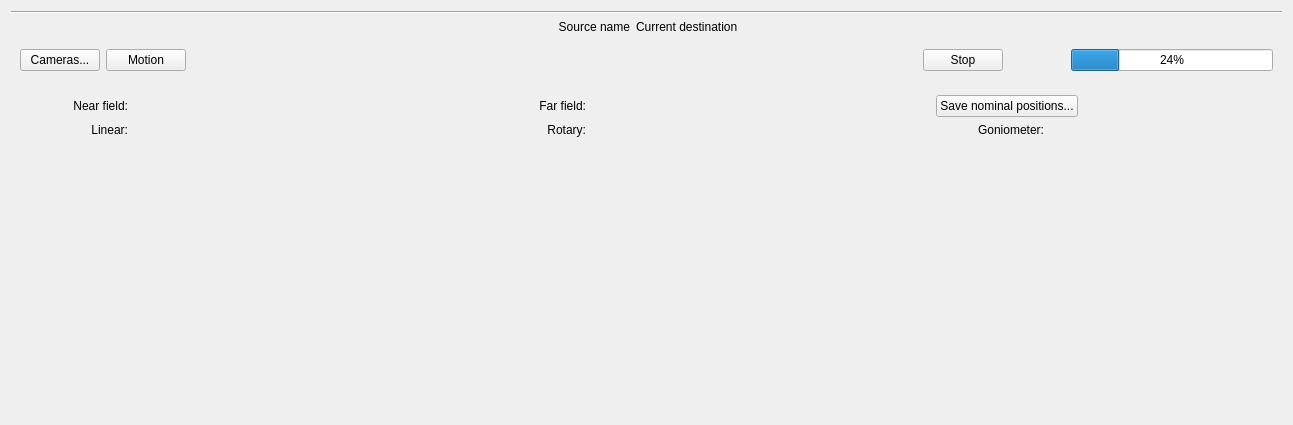
First picture: the form in btms_ui/ui/btms-source.ui, repository pcdshub/btms-ui, before the edit.
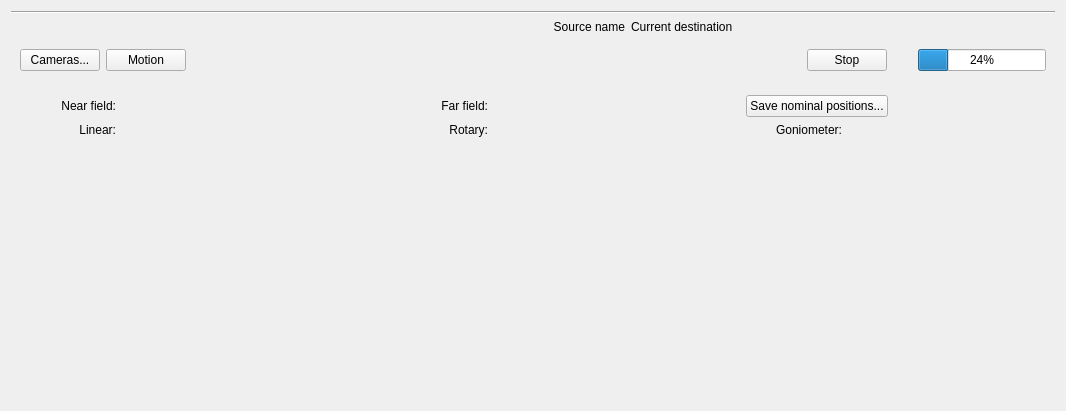
Second picture: the form after the edit. Custom widgets are drawn as their Qt base class.

Commit message: ENH: show expert screen; hide clear error

Patch:
```diff
--- a/btms_ui/ui/btms-source.ui
+++ b/btms_ui/ui/btms-source.ui
@@ -6,8 +6,8 @@
    <rect>
     <x>0</x>
     <y>0</y>
-    <width>1293</width>
-    <height>425</height>
+    <width>1066</width>
+    <height>411</height>
    </rect>
   </property>
   <property name="sizePolicy">
@@ -26,50 +26,7 @@
    <string>Form</string>
   </property>
   <layout class="QGridLayout" name="source_layout">
-   <item row="0" column="0" colspan="6">
-    <widget class="Line" name="line">
-     <property name="orientation">
-      <enum>Qt::Horizontal</enum>
-     </property>
-    </widget>
-   </item>
-   <item row="1" column="0" colspan="3">
-    <layout class="QHBoxLayout" name="source_and_validity_layout">
-     <item alignment="Qt::AlignLeft">
-      <widget class="BtmsSourceValidWidget" name="valid_widget">
-       <property name="sizePolicy">
-        <sizepolicy hsizetype="MinimumExpanding" vsizetype="Preferred">
-         <horstretch>0</horstretch>
-         <verstretch>0</verstretch>
-        </sizepolicy>
-       </property>
-       <property name="frameShape">
-        <enum>QFrame::NoFrame</enum>
-       </property>
-       <property name="frameShadow">
-        <enum>QFrame::Raised</enum>
-       </property>
-      </widget>
-     </item>
-     <item>
-      <widget class="QLabel" name="source_name_label">
-       <property name="sizePolicy">
-        <sizepolicy hsizetype="Preferred" vsizetype="Maximum">
-         <horstretch>0</horstretch>
-         <verstretch>0</verstretch>
-        </sizepolicy>
-       </property>
-       <property name="text">
-        <string>Source name</string>
-       </property>
-       <property name="alignment">
-        <set>Qt::AlignRight|Qt::AlignTrailing|Qt::AlignVCenter</set>
-       </property>
-      </widget>
-     </item>
-    </layout>
-   </item>
-   <item row="5" column="0" colspan="6">
+   <item row="5" column="0" colspan="7">
     <widget class="QFrame" name="motor_frame">
      <property name="frameShape">
       <enum>QFrame::NoFrame</enum>
@@ -571,26 +528,10 @@
      </layout>
     </widget>
    </item>
-   <item row="2" column="3">
-    <widget class="BtmsLaserDestinationChoice" name="target_dest_widget">
-     <property name="frameShape">
-      <enum>QFrame::NoFrame</enum>
-     </property>
-     <property name="frameShadow">
-      <enum>QFrame::Raised</enum>
-     </property>
-    </widget>
-   </item>
-   <item row="1" column="3" alignment="Qt::AlignVCenter">
-    <widget class="BtmsLaserDestinationLabel" name="current_dest_label">
-     <property name="sizePolicy">
-      <sizepolicy hsizetype="Preferred" vsizetype="Maximum">
-       <horstretch>0</horstretch>
-       <verstretch>0</verstretch>
-      </sizepolicy>
-     </property>
-     <property name="text">
-      <string>Current destination</string>
+   <item row="0" column="0" colspan="7">
+    <widget class="Line" name="line">
+     <property name="orientation">
+      <enum>Qt::Horizontal</enum>
      </property>
     </widget>
    </item>
@@ -650,7 +591,30 @@
      </layout>
     </widget>
    </item>
-   <item row="2" column="4" colspan="2">
+   <item row="1" column="4" alignment="Qt::AlignVCenter">
+    <widget class="BtmsLaserDestinationLabel" name="current_dest_label">
+     <property name="sizePolicy">
+      <sizepolicy hsizetype="Preferred" vsizetype="Maximum">
+       <horstretch>0</horstretch>
+       <verstretch>0</verstretch>
+      </sizepolicy>
+     </property>
+     <property name="text">
+      <string>Current destination</string>
+     </property>
+    </widget>
+   </item>
+   <item row="2" column="4">
+    <widget class="BtmsLaserDestinationChoice" name="target_dest_widget">
+     <property name="frameShape">
+      <enum>QFrame::NoFrame</enum>
+     </property>
+     <property name="frameShadow">
+      <enum>QFrame::Raised</enum>
+     </property>
+    </widget>
+   </item>
+   <item row="2" column="5" colspan="2">
     <widget class="QFrame" name="motion_progress_frame">
      <layout class="QHBoxLayout" name="horizontalLayout_2">
       <item alignment="Qt::AlignHCenter">
@@ -676,6 +640,42 @@
      </layout>
     </widget>
    </item>
+   <item row="1" column="0" colspan="4">
+    <layout class="QHBoxLayout" name="source_and_validity_layout">
+     <item alignment="Qt::AlignLeft">
+      <widget class="BtmsSourceValidWidget" name="valid_widget">
+       <property name="sizePolicy">
+        <sizepolicy hsizetype="MinimumExpanding" vsizetype="Preferred">
+         <horstretch>0</horstretch>
+         <verstretch>0</verstretch>
+        </sizepolicy>
+       </property>
+       <property name="frameShape">
+        <enum>QFrame::NoFrame</enum>
+       </property>
+       <property name="frameShadow">
+        <enum>QFrame::Raised</enum>
+       </property>
+      </widget>
+     </item>
+     <item>
+      <widget class="QLabel" name="source_name_label">
+       <property name="sizePolicy">
+        <sizepolicy hsizetype="Preferred" vsizetype="Maximum">
+         <horstretch>0</horstretch>
+         <verstretch>0</verstretch>
+        </sizepolicy>
+       </property>
+       <property name="text">
+        <string>Source name</string>
+       </property>
+       <property name="alignment">
+        <set>Qt::AlignRight|Qt::AlignTrailing|Qt::AlignVCenter</set>
+       </property>
+      </widget>
+     </item>
+    </layout>
+   </item>
   </layout>
  </widget>
  <customwidgets>
```
Left out of the diff: 507 changed lines with no effect on the pictures. The commit also changes 1 other file.
